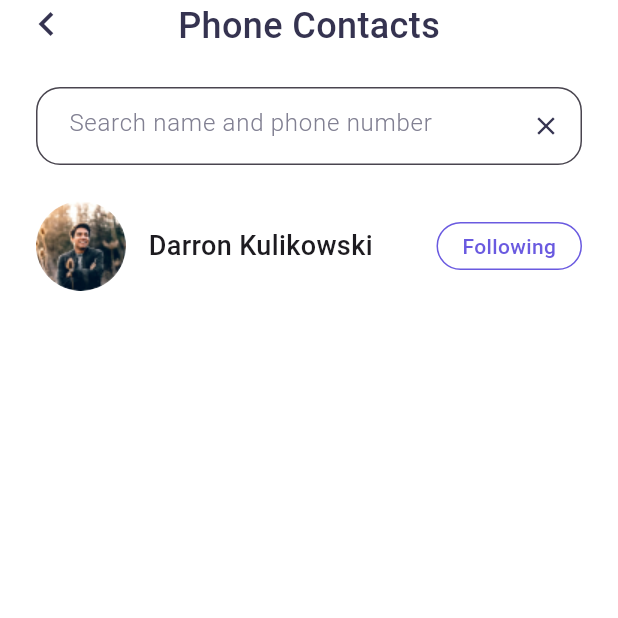
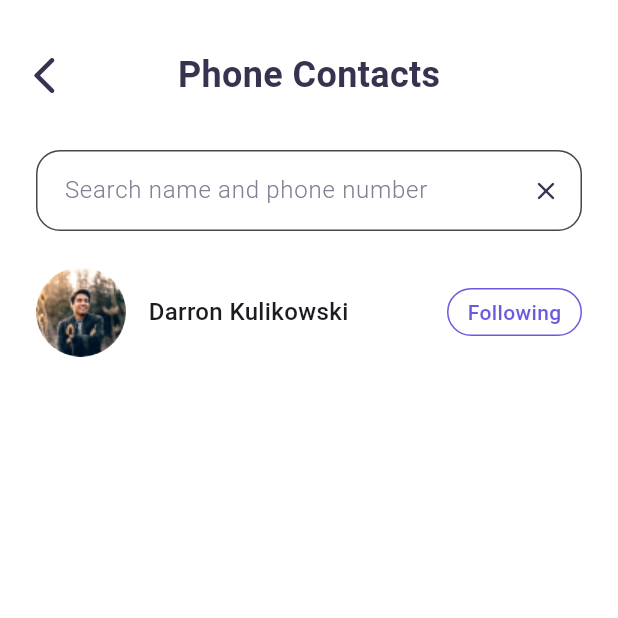
Before and after one commit to Brondone/new_ExoApp, a Flutter app: the screen it shows after launch, on a phone screen of 412 x 824 dp, the top half of it. Run offline on Flutter 3.47's test engine with Material 3 defaults, Android fonts, the phone set to English and light mode, and no system bars; Roboto replaces fonts that are missing (R.font.rubik, Rubik).

Commit message:
nouvelle update
Signed-off-by: bandon <brandonesidjou2@gmail.com>

```diff
--- a/lib/pages/home/widgets/body.dart
+++ b/lib/pages/home/widgets/body.dart
@@ -39,14 +39,14 @@ class BodySection extends StatelessWidget {
                     'Darron Kulikowski',
                     style: TextStyle(
                       fontFamily: 'Rubik',
-                      fontSize: 18,
+                      fontSize: 16,
                       fontWeight: FontWeight.w500,
                     ),
                   ),
                 ],
               ),
               Container(
-                width: 97,
+                width: 90,
                 height: 32,
                 decoration: BoxDecoration(
                   color: Colors.white,
--- a/lib/pages/home/widgets/header.dart
+++ b/lib/pages/home/widgets/header.dart
@@ -3,11 +3,11 @@ import 'package:flutter/material.dart';
 class HeaderSection extends StatelessWidget {
   const HeaderSection({super.key});
 
-  get child => null;
 
   @override
   Widget build(BuildContext context) {
     return Container(
+      height: 100.0,
       padding: EdgeInsets.only(
           top: MediaQuery.of(context).padding.top, left: 15, right: 15),
       child: const Stack(
@@ -21,10 +21,10 @@ class HeaderSection extends StatelessWidget {
                 Text(
                   'Phone Contacts',
                   style: TextStyle(
-                    fontFamily: 'Rubik',
+                    fontFamily: 'R.font.rubik',
                     color: Color(0xFF353350),
                     fontSize: 24,
-                    fontWeight: FontWeight.w500,
+                    fontWeight: FontWeight.w600,
                   ),
                 ),
               ],
@@ -33,9 +33,9 @@ class HeaderSection extends StatelessWidget {
           Align(
             alignment: AlignmentDirectional(-1, 0),
             child: Icon(
-              Icons.chevron_left_outlined,
+              Icons.arrow_back_ios_rounded,
               color: Color(0xFF353350),
-              size: 32,
+              size: 30,
             ),
           ),
         ],
--- a/lib/pages/home/widgets/search.dart
+++ b/lib/pages/home/widgets/search.dart
@@ -6,9 +6,8 @@ class SearchSection extends StatelessWidget {
   @override
   Widget build(BuildContext context) {
     return Container(
-        height: 100.0,
-        padding:
-            const EdgeInsetsDirectional.symmetric(horizontal: 24, vertical: 24),
+
+        padding: EdgeInsetsDirectional.fromSTEB(24,0, 24, 24),
         child: Stack(children: [
           TextField(
             decoration: InputDecoration(
@@ -18,7 +17,7 @@ class SearchSection extends StatelessWidget {
                 borderRadius: BorderRadius.circular(16),
               ),
               hintText: 'Search name and phone number',
-              contentPadding: EdgeInsets.all(18),
+              contentPadding: EdgeInsets.all(15),
               hintStyle: const TextStyle(
                 fontFamily: 'Rubik',
                 fontSize: 16,
@@ -29,7 +28,7 @@ class SearchSection extends StatelessWidget {
                 widthFactor: 1.0,
                 heightFactor: 1.0,
                 child: Icon(
-                  Icons.close_sharp,
+                  Icons.close_rounded,
                   size: 20,
                   color: Color(0xFF353350),
                 ),
```
Also changed, not shown: lib/models/game.dart (deleted, +0 -59 lines).
